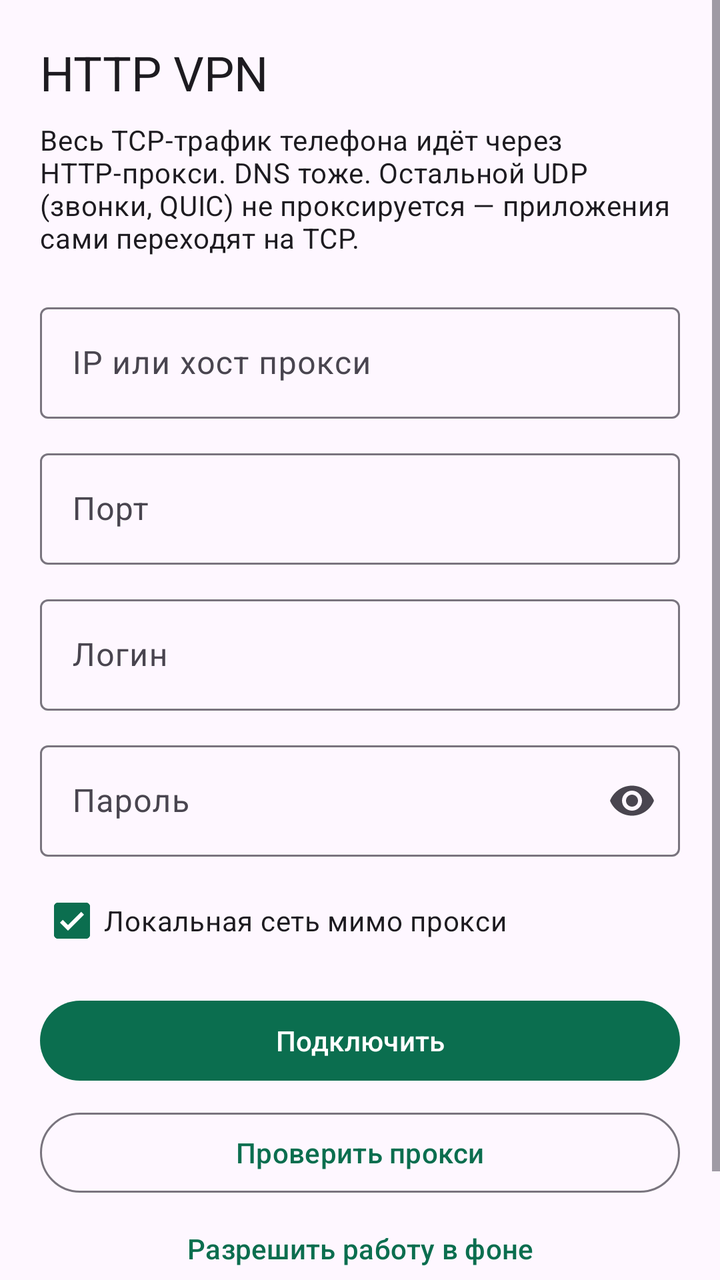
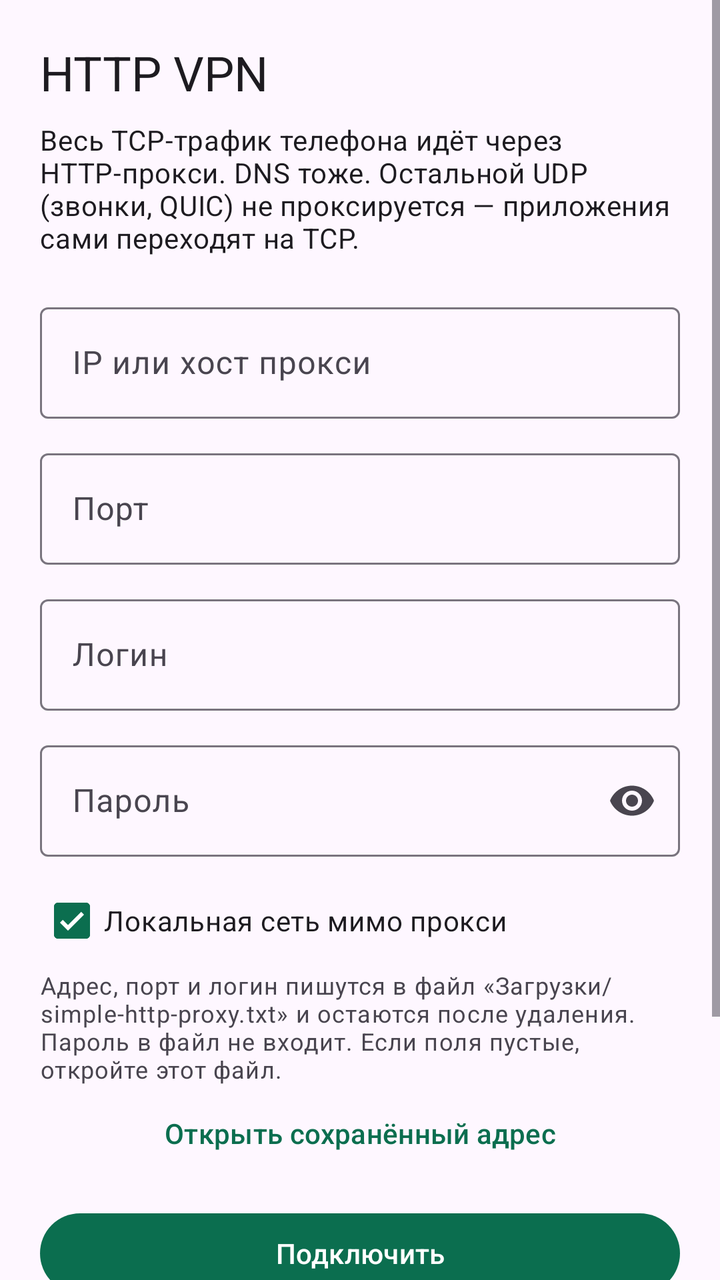

The first picture is an Android layout as it rendered before a commit; the second is the same layout after the commit. The layout source and the unified diff follow.
<!-- AndroidManifest.xml: application theme Theme.HttpVpn -->
<!-- res/layout/activity_main.xml -->
<?xml version="1.0" encoding="utf-8"?>
<ScrollView xmlns:android="http://schemas.android.com/apk/res/android"
    xmlns:app="http://schemas.android.com/apk/res-auto"
    android:layout_width="match_parent"
    android:layout_height="match_parent"
    android:fillViewport="true">

    <LinearLayout
        android:layout_width="match_parent"
        android:layout_height="wrap_content"
        android:orientation="vertical"
        android:padding="20dp">

        <TextView
            android:layout_width="match_parent"
            android:layout_height="wrap_content"
            android:text="@string/app_name"
            android:textAppearance="?attr/textAppearanceHeadlineSmall" />

        <TextView
            android:layout_width="match_parent"
            android:layout_height="wrap_content"
            android:layout_marginTop="8dp"
            android:text="@string/subtitle"
            android:textAppearance="?attr/textAppearanceBodyMedium" />

        <com.google.android.material.textfield.TextInputLayout
            android:layout_width="match_parent"
            android:layout_height="wrap_content"
            android:layout_marginTop="20dp"
            android:hint="@string/host_hint">

            <com.google.android.material.textfield.TextInputEditText
                android:id="@+id/hostInput"
                android:layout_width="match_parent"
                android:layout_height="wrap_content"
                android:imeOptions="actionNext"
                android:inputType="textNoSuggestions"
                android:singleLine="true" />
        </com.google.android.material.textfield.TextInputLayout>

        <com.google.android.material.textfield.TextInputLayout
            android:layout_width="match_parent"
            android:layout_height="wrap_content"
            android:layout_marginTop="12dp"
            android:hint="@string/port_hint">

            <com.google.android.material.textfield.TextInputEditText
                android:id="@+id/portInput"
                android:layout_width="match_parent"
                android:layout_height="wrap_content"
                android:imeOptions="actionNext"
                android:inputType="number"
                android:singleLine="true" />
        </com.google.android.material.textfield.TextInputLayout>

        <com.google.android.material.textfield.TextInputLayout
            android:layout_width="match_parent"
            android:layout_height="wrap_content"
            android:layout_marginTop="12dp"
            android:hint="@string/user_hint">

            <com.google.android.material.textfield.TextInputEditText
                android:id="@+id/userInput"
                android:layout_width="match_parent"
                android:layout_height="wrap_content"
                android:imeOptions="actionNext"
                android:inputType="text"
                android:singleLine="true" />
        </com.google.android.material.textfield.TextInputLayout>

        <com.google.android.material.textfield.TextInputLayout
            android:layout_width="match_parent"
            android:layout_height="wrap_content"
            android:layout_marginTop="12dp"
            android:hint="@string/password_hint"
            app:endIconMode="password_toggle">

            <com.google.android.material.textfield.TextInputEditText
                android:id="@+id/passwordInput"
                android:layout_width="match_parent"
                android:layout_height="wrap_content"
                android:imeOptions="actionDone"
                android:inputType="textPassword"
                android:singleLine="true" />
        </com.google.android.material.textfield.TextInputLayout>

        <com.google.android.material.checkbox.MaterialCheckBox
            android:id="@+id/bypassLan"
            android:layout_width="match_parent"
            android:layout_height="wrap_content"
            android:layout_marginTop="8dp"
            android:checked="true"
            android:text="@string/bypass_lan" />

        <com.google.android.material.button.MaterialButton
            android:id="@+id/connectButton"
            android:layout_width="match_parent"
            android:layout_height="wrap_content"
            android:layout_marginTop="12dp"
            android:text="@string/connect" />

        <com.google.android.material.button.MaterialButton
            android:id="@+id/testButton"
            style="@style/Widget.Material3.Button.OutlinedButton"
            android:layout_width="match_parent"
            android:layout_height="wrap_content"
            android:layout_marginTop="8dp"
            android:text="@string/test_proxy" />

        <com.google.android.material.button.MaterialButton
            android:id="@+id/batteryButton"
            style="@style/Widget.Material3.Button.TextButton"
            android:layout_width="match_parent"
            android:layout_height="wrap_content"
            android:text="@string/battery" />

        <TextView
            android:id="@+id/statusText"
            android:layout_width="match_parent"
            android:layout_height="wrap_content"
            android:layout_marginTop="12dp"
            android:text="@string/status_idle"
            android:textAppearance="?attr/textAppearanceBodyMedium"
            android:textIsSelectable="true" />
    </LinearLayout>
</ScrollView>
<!-- resources referenced by this layout -->
<resources>
  <string name="app_name">HTTP VPN</string>
  <string name="battery">Разрешить работу в фоне</string>
  <string name="bypass_lan">Локальная сеть мимо прокси</string>
  <string name="connect">Подключить</string>
  <string name="host_hint">IP или хост прокси</string>
  <string name="password_hint">Пароль</string>
  <string name="port_hint">Порт</string>
  <string name="status_idle">VPN выключен</string>
  <string name="subtitle">Весь TCP-трафик телефона идёт через HTTP-прокси. DNS тоже. Остальной UDP (звонки, QUIC) не проксируется — приложения сами переходят на TCP.</string>
  <string name="test_proxy">Проверить прокси</string>
  <string name="user_hint">Логин</string>
  <style name="Theme.HttpVpn" parent="Theme.Material3.DayNight.NoActionBar">
          <item name="colorPrimary">@color/primary</item>
          <item name="colorOnPrimary">@color/on_primary</item>
          <item name="colorSecondary">@color/primary</item>
      </style>
  <color name="primary">#0B6E4F</color>
  <color name="on_primary">#FFFFFF</color>
</resources>

<!-- the commit's change to res/layout/activity_main.xml (unified diff, before → after) -->
@@ -93,6 +93,20 @@
             android:checked="true"
             android:text="@string/bypass_lan" />
 
+        <TextView
+            android:layout_width="match_parent"
+            android:layout_height="wrap_content"
+            android:text="@string/keep_data_hint"
+            android:textAppearance="?attr/textAppearanceBodySmall"
+            android:textColor="?android:attr/textColorSecondary" />
+
+        <com.google.android.material.button.MaterialButton
+            android:id="@+id/restoreButton"
+            style="@style/Widget.Material3.Button.TextButton"
+            android:layout_width="match_parent"
+            android:layout_height="wrap_content"
+            android:text="@string/restore_kept" />
+
         <com.google.android.material.button.MaterialButton
             android:id="@+id/connectButton"
             android:layout_width="match_parent"
<!-- resource entries referenced after the edit -->
@@ -5,8 +5,10 @@
   <string name="bypass_lan">Локальная сеть мимо прокси</string>
   <string name="connect">Подключить</string>
   <string name="host_hint">IP или хост прокси</string>
+  <string name="keep_data_hint">Адрес, порт и логин пишутся в файл «Загрузки/simple-http-proxy.txt» и остаются после удаления. Пароль в файл не входит. Если поля пустые, откройте этот файл.</string>
   <string name="password_hint">Пароль</string>
   <string name="port_hint">Порт</string>
+  <string name="restore_kept">Открыть сохранённый адрес</string>
   <string name="status_idle">VPN выключен</string>
   <string name="subtitle">Весь TCP-трафик телефона идёт через HTTP-прокси. DNS тоже. Остальной UDP (звонки, QUIC) не проксируется — приложения сами переходят на TCP.</string>
   <string name="test_proxy">Проверить прокси</string>
